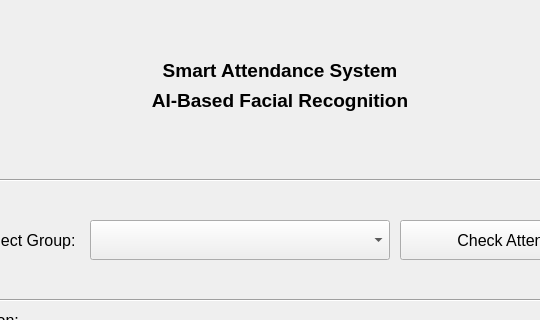
Old version of the form resource/view_controller/main_application_form/View.ui in the repository muysengly/repo_attendance_system; both pictures show x 120 to 660 and y 0 to 320 of the 770 by 420 pixel window.
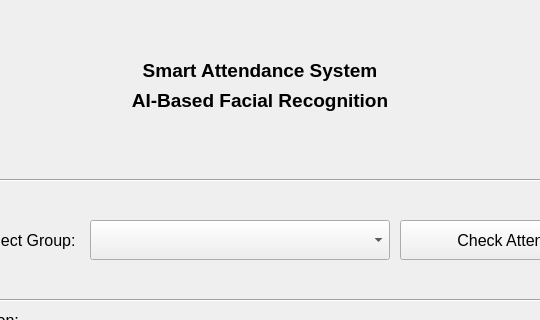
New version of the form.

```diff
--- a/resource/view_controller/main_application_form/View.ui
+++ b/resource/view_controller/main_application_form/View.ui
@@ -207,7 +207,7 @@
    <widget class="QLabel" name="label_6">
     <property name="geometry">
      <rect>
-      <x>220</x>
+      <x>200</x>
       <y>50</y>
       <width>360</width>
       <height>40</height>
@@ -229,7 +229,7 @@
    <widget class="QLabel" name="label_7">
     <property name="geometry">
      <rect>
-      <x>220</x>
+      <x>200</x>
       <y>80</y>
       <width>360</width>
       <height>40</height>
```
Left out of the diff: 6 changed lines with no effect on the pictures.
